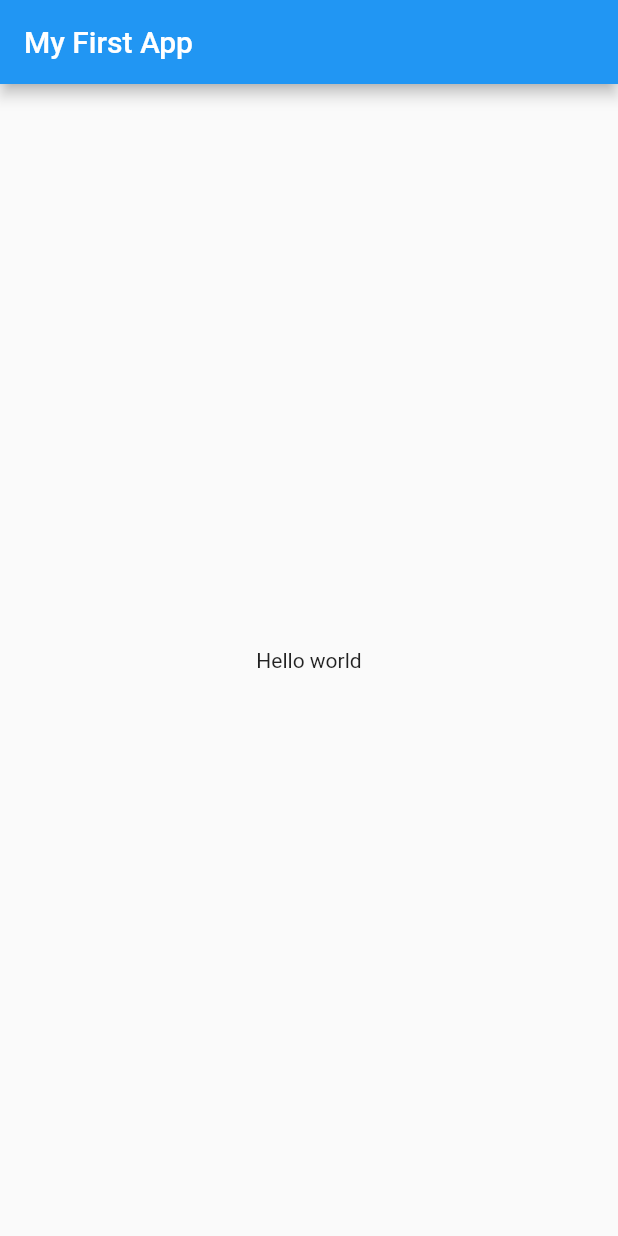
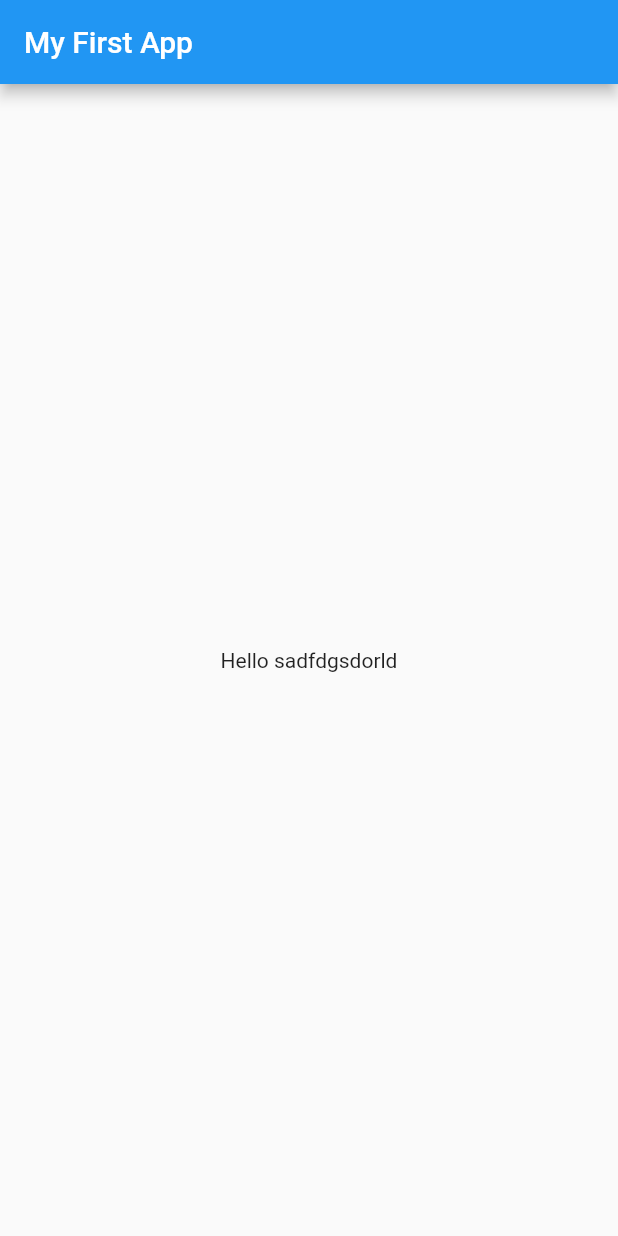
Before and after one commit to idobenyaakov/social_hive_client, a Flutter app: the screen it shows after launch, on a phone screen of 412 x 824 dp. Run offline on Flutter 3.47's test engine with Material 2 defaults, Android fonts, the phone set to English and light mode, and no system bars.

Commit message:
changed text

```diff
--- a/lib/main.dart
+++ b/lib/main.dart
@@ -15,7 +15,7 @@ class MyApp extends StatelessWidget {
           title: const Text('My First App'),
         ),
         body: const Center(
-          child: Text('Hello world'),
+          child: Text('Hello sadfdgsdorld'),
         ),
       ),
     );
```
